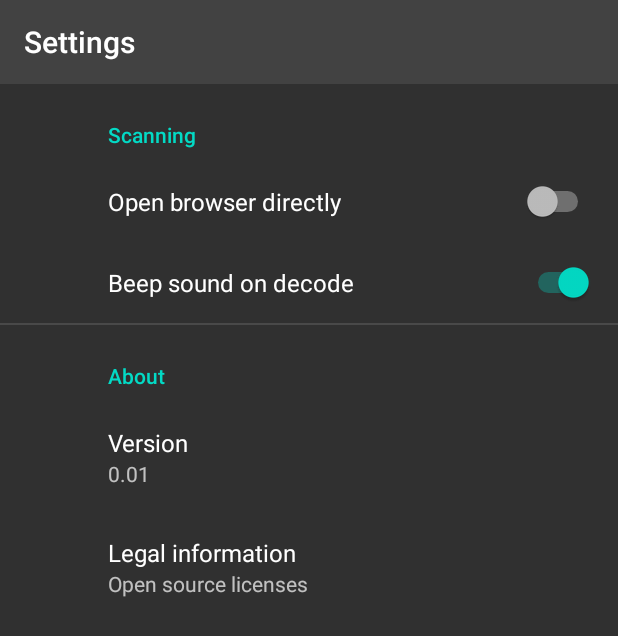
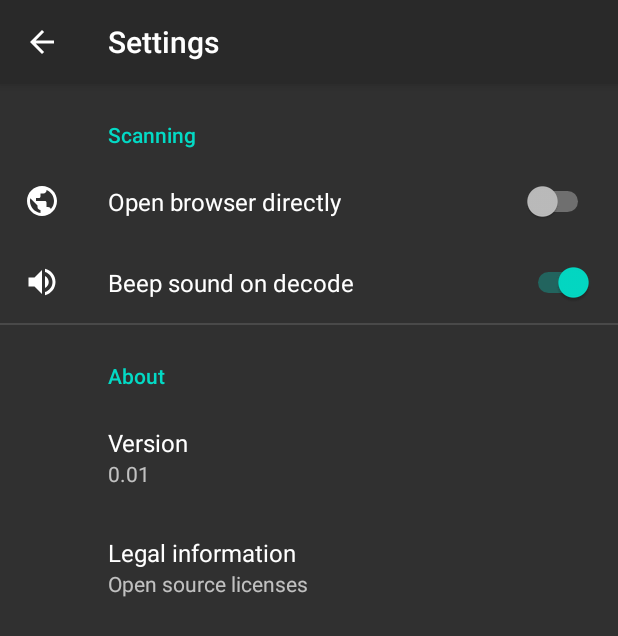
Before and after one commit to AmilaCG/QR-Reader-Android, an Android app: the SettingsActivity screen opened directly, with no data from a screen before it, on a phone screen of 412 x 824 dp. Shown: the top 636 px of the screen. Run offline under Robolectric (Android 15) with nearby library versions, the phone set to English and light mode, and no system bars; our stand-ins replace androidx.preference.

Commit message:
UI/UX changes in settings activity

```diff
--- a/QRScanner/app/src/main/java/com/amila/qrscanner/SettingsActivity.java
+++ b/QRScanner/app/src/main/java/com/amila/qrscanner/SettingsActivity.java
@@ -17,6 +17,14 @@
                 .beginTransaction()
                 .replace(R.id.settings, new SettingsFragmentCompat())
                 .commit();
+
+        getSupportActionBar().setDisplayHomeAsUpEnabled(true);
+    }
+
+    @Override
+    public boolean onSupportNavigateUp() {
+        this.finish();
+        return true;
     }
 
     public static class SettingsFragmentCompat extends PreferenceFragmentCompat {
--- /dev/null
+++ b/QRScanner/app/src/main/res/drawable/ic_public_white_24dp.xml
@@ -0,0 +1,5 @@
+<vector android:height="24dp" android:tint="#FFFFFF"
+    android:viewportHeight="24.0" android:viewportWidth="24.0"
+    android:width="24dp" xmlns:android="http://schemas.android.com/apk/res/android">
+    <path android:fillColor="#FF000000" android:pathData="M12,2C6.48,2 2,6.48 2,12s4.48,10 10,10 10,-4.48 10,-10S17.52,2 12,2zM11,19.93c-3.95,-0.49 -7,-3.85 -7,-7.93 0,-0.62 0.08,-1.21 0.21,-1.79L9,15v1c0,1.1 0.9,2 2,2v1.93zM17.9,17.39c-0.26,-0.81 -1,-1.39 -1.9,-1.39h-1v-3c0,-0.55 -0.45,-1 -1,-1L8,12v-2h2c0.55,0 1,-0.45 1,-1L11,7h2c1.1,0 2,-0.9 2,-2v-0.41c2.93,1.19 5,4.06 5,7.41 0,2.08 -0.8,3.97 -2.1,5.39z"/>
+</vector>
--- /dev/null
+++ b/QRScanner/app/src/main/res/drawable/ic_volume_up_white_24dp.xml
@@ -0,0 +1,5 @@
+<vector android:height="24dp" android:tint="#FFFFFF"
+    android:viewportHeight="24.0" android:viewportWidth="24.0"
+    android:width="24dp" xmlns:android="http://schemas.android.com/apk/res/android">
+    <path android:fillColor="#FF000000" android:pathData="M3,9v6h4l5,5L12,4L7,9L3,9zM16.5,12c0,-1.77 -1.02,-3.29 -2.5,-4.03v8.05c1.48,-0.73 2.5,-2.25 2.5,-4.02zM14,3.23v2.06c2.89,0.86 5,3.54 5,6.71s-2.11,5.85 -5,6.71v2.06c4.01,-0.91 7,-4.49 7,-8.77s-2.99,-7.86 -7,-8.77z"/>
+</vector>
--- a/QRScanner/app/src/main/res/layout/activity_settings.xml
+++ b/QRScanner/app/src/main/res/layout/activity_settings.xml
@@ -1,28 +1,13 @@
 <?xml version="1.0" encoding="utf-8"?>
 <androidx.constraintlayout.widget.ConstraintLayout
     xmlns:android="http://schemas.android.com/apk/res/android"
-    xmlns:app="http://schemas.android.com/apk/res-auto"
     android:layout_width="match_parent"
     android:layout_height="match_parent"
     android:fitsSystemWindows="true">
 
-    <RelativeLayout
+    <FrameLayout
+        android:id="@+id/settings"
         android:layout_width="match_parent"
-        android:layout_height="match_parent">
+        android:layout_height="match_parent" />
 
-        <androidx.appcompat.widget.Toolbar
-            android:id="@+id/toolbar"
-            android:layout_width="match_parent"
-            android:layout_height="wrap_content"
-            android:background="@color/colorToolbar"
-            app:title="Settings"
-            app:layout_constraintTop_toTopOf="parent" />
-
-        <FrameLayout
-            android:id="@+id/settings"
-            android:layout_width="match_parent"
-            android:layout_height="match_parent"
-            android:layout_below="@id/toolbar" />
-
-    </RelativeLayout>
 </androidx.constraintlayout.widget.ConstraintLayout>
--- a/QRScanner/app/src/main/res/values/styles.xml
+++ b/QRScanner/app/src/main/res/values/styles.xml
@@ -10,6 +10,12 @@
         <item name="android:windowTranslucentStatus">true</item>
     </style>
 
+    <style name="OtherActivities" parent="Theme.MaterialComponents.Bridge">
+        <item name="colorPrimary">@color/colorPrimaryDark</item>
+        <item name="colorPrimaryDark">@color/colorPrimaryDark</item>
+        <item name="colorAccent">@color/colorAccent</item>
+    </style>
+
     <style name="result_style">
         <item name="android:layout_width">match_parent</item>
         <item name="android:layout_marginBottom">8dp</item>
--- a/QRScanner/app/src/main/res/xml/preferences.xml
+++ b/QRScanner/app/src/main/res/xml/preferences.xml
@@ -8,12 +8,14 @@
         <SwitchPreference
             app:defaultValue="false"
             app:key="open_browser"
-            app:title="Open browser directly" />
+            app:title="Open browser directly"
+            app:icon="@drawable/ic_public_white_24dp" />
 
         <SwitchPreference
             app:defaultValue="true"
             app:key="audio_beep"
-            app:title="Beep sound on decode" />
+            app:title="Beep sound on decode"
+            app:icon="@drawable/ic_volume_up_white_24dp" />
     </PreferenceCategory>
 
     <PreferenceCategory
```
Also changed, not shown: QRScanner/app/src/main/AndroidManifest.xml (+27 -9 lines), QRScanner/app/src/main/res/layout/activity_barcode_result.xml (+0 -8 lines), QRScanner/app/src/main/res/layout/activity_scan_history.xml (+1 -9 lines).
